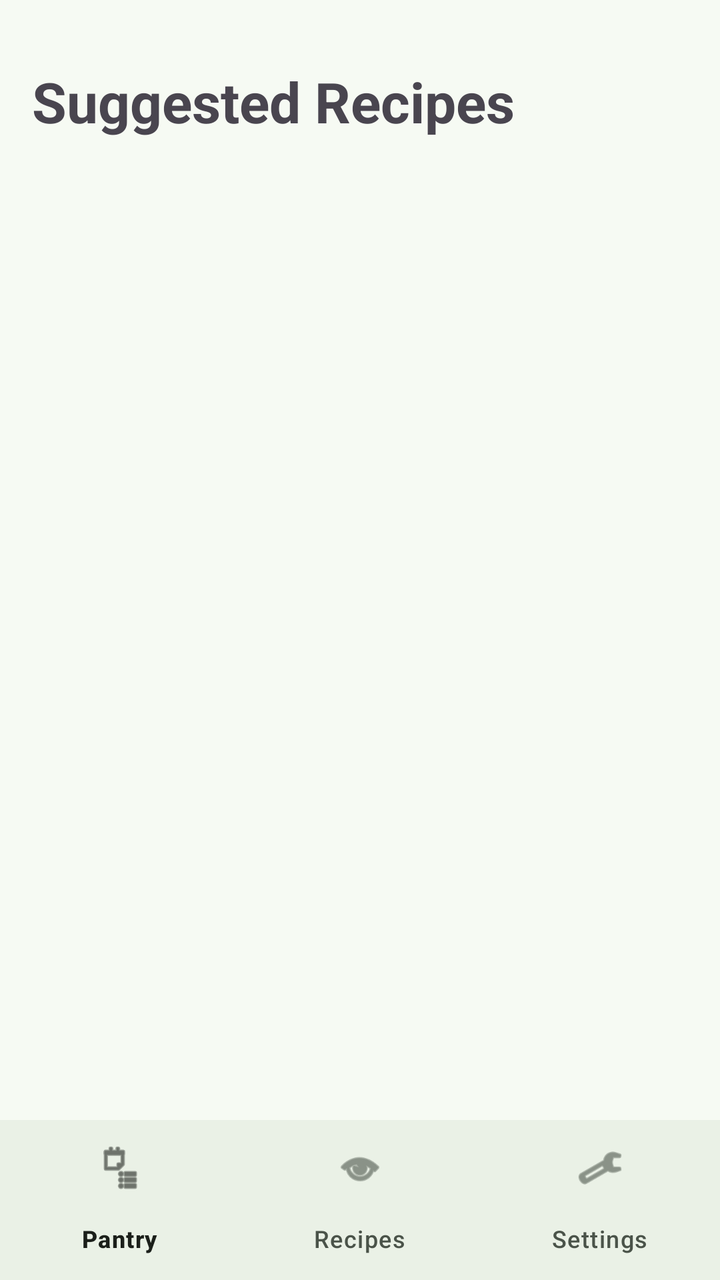
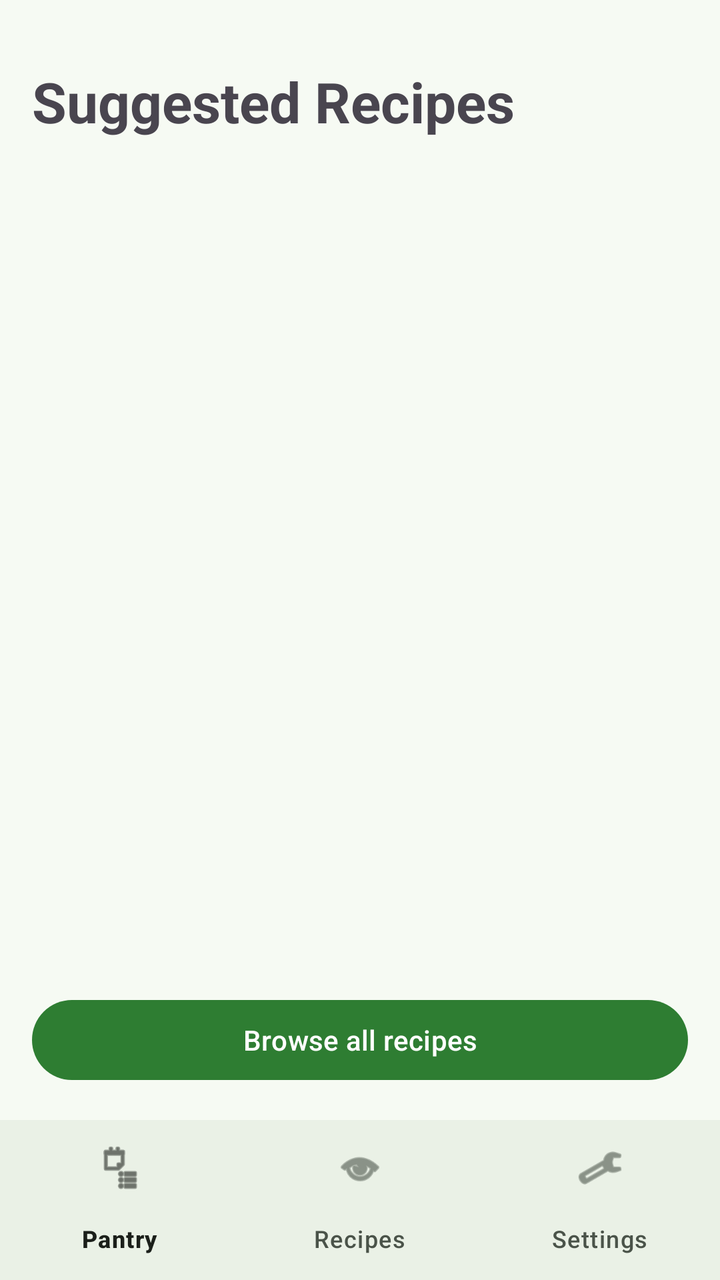

Two renders of the same Android screen: before a commit and after it. Below are the layout's source before the change and the commit's diff.
<!-- AndroidManifest.xml: application theme Theme.SmartPantryManager -->
<!-- res/layout/activity_suggested_recipes.xml -->
<?xml version="1.0" encoding="utf-8"?>
<LinearLayout xmlns:android="http://schemas.android.com/apk/res/android"
    xmlns:app="http://schemas.android.com/apk/res-auto"
    android:layout_width="match_parent"
    android:layout_height="match_parent"
    android:orientation="vertical">

    <LinearLayout
        android:layout_width="match_parent"
        android:layout_height="0dp"
        android:layout_weight="1"
        android:orientation="vertical"
        android:padding="16dp">

        <TextView
            android:id="@+id/titleText"
            android:layout_width="match_parent"
            android:layout_height="wrap_content"
            android:paddingTop="16dp"
            android:paddingBottom="16dp"
            android:text="Suggested Recipes"
            style="@style/TextTitle" />

        <androidx.core.widget.NestedScrollView
            android:layout_width="match_parent"
            android:layout_height="0dp"
            android:layout_weight="1">

            <LinearLayout
                android:layout_width="match_parent"
                android:layout_height="wrap_content"
                android:orientation="vertical">

                <androidx.recyclerview.widget.RecyclerView
                    android:id="@+id/recipeRecyclerView"
                    android:layout_width="match_parent"
                    android:layout_height="wrap_content"
                    android:nestedScrollingEnabled="false" />

                <TextView
                    android:id="@+id/emptyText"
                    android:layout_width="match_parent"
                    android:layout_height="wrap_content"
                    android:padding="32dp"
                    android:text="No recipes match your pantry yet. Add more ingredients."
                    android:textAlignment="center"
                    style="@style/TextBody"
                    android:visibility="gone" />

                <LinearLayout
                    android:id="@+id/almostSection"
                    android:layout_width="match_parent"
                    android:layout_height="wrap_content"
                    android:orientation="vertical"
                    android:visibility="gone">

                    <TextView
                        android:layout_width="match_parent"
                        android:layout_height="wrap_content"
                        android:paddingTop="16dp"
                        android:paddingBottom="8dp"
                        android:text="Almost There (missing 1 ingredient)"
                        style="@style/TextHeading" />

                    <androidx.recyclerview.widget.RecyclerView
                        android:id="@+id/almostRecyclerView"
                        android:layout_width="match_parent"
                        android:layout_height="wrap_content"
                        android:nestedScrollingEnabled="false" />

                    <TextView
                        android:id="@+id/almostEmptyText"
                        android:layout_width="match_parent"
                        android:layout_height="wrap_content"
                        android:padding="16dp"
                        android:text="No recipes are missing just one ingredient."
                        style="@style/TextBody"
                        android:visibility="gone" />

                </LinearLayout>

            </LinearLayout>
        </androidx.core.widget.NestedScrollView>

    </LinearLayout>

    <com.google.android.material.bottomnavigation.BottomNavigationView
        android:id="@+id/bottomNav"
        android:layout_width="match_parent"
        android:layout_height="wrap_content"
        app:menu="@menu/bottom_nav_menu" />

</LinearLayout>
<!-- resources referenced by this layout -->
<resources>
  <style name="TextBody">
          <item name="android:textSize">16sp</item>
      </style>
  <style name="TextHeading">
          <item name="android:textSize">20sp</item>
          <item name="android:textStyle">bold</item>
      </style>
  <style name="TextTitle">
          <item name="android:textSize">28sp</item>
          <item name="android:textStyle">bold</item>
      </style>
  <style name="Theme.SmartPantryManager" parent="Theme.Material3.Light.NoActionBar">
          <item name="colorPrimary">@color/primary</item>
          <item name="colorOnPrimary">@color/on_primary</item>
          <item name="android:colorBackground">@color/background</item>
          <item name="colorSurface">@color/background</item>
          <item name="colorOnSurface">@color/text_primary</item>
          <item name="colorOnSurfaceVariant">@color/text_secondary</item>
          <item name="colorSurfaceContainer">@color/nav_background</item>
          <item name="colorSecondaryContainer">@color/nav_indicator</item>
          <item name="colorOnSecondaryContainer">@color/text_primary</item>
          <item name="android:textColorPrimary">@color/text_primary</item>
          <item name="android:textColorSecondary">@color/text_secondary</item>
      </style>
  <color name="primary">#2E7D32</color>
  <color name="on_primary">#FFFFFF</color>
  <color name="background">#F6FAF3</color>
  <color name="text_primary">#1B1F1A</color>
  <color name="text_secondary">#4A5349</color>
  <color name="nav_background">#EAF1E6</color>
  <color name="nav_indicator">#C8E6C9</color>
</resources>

<!-- the commit's change to res/layout/activity_suggested_recipes.xml (unified diff, before → after) -->
@@ -82,6 +82,13 @@
             </LinearLayout>
         </androidx.core.widget.NestedScrollView>
 
+        <Button
+            android:id="@+id/browseButton"
+            android:layout_width="match_parent"
+            android:layout_height="wrap_content"
+            android:layout_marginTop="8dp"
+            android:text="Browse all recipes" />
+
     </LinearLayout>
 
     <com.google.android.material.bottomnavigation.BottomNavigationView
